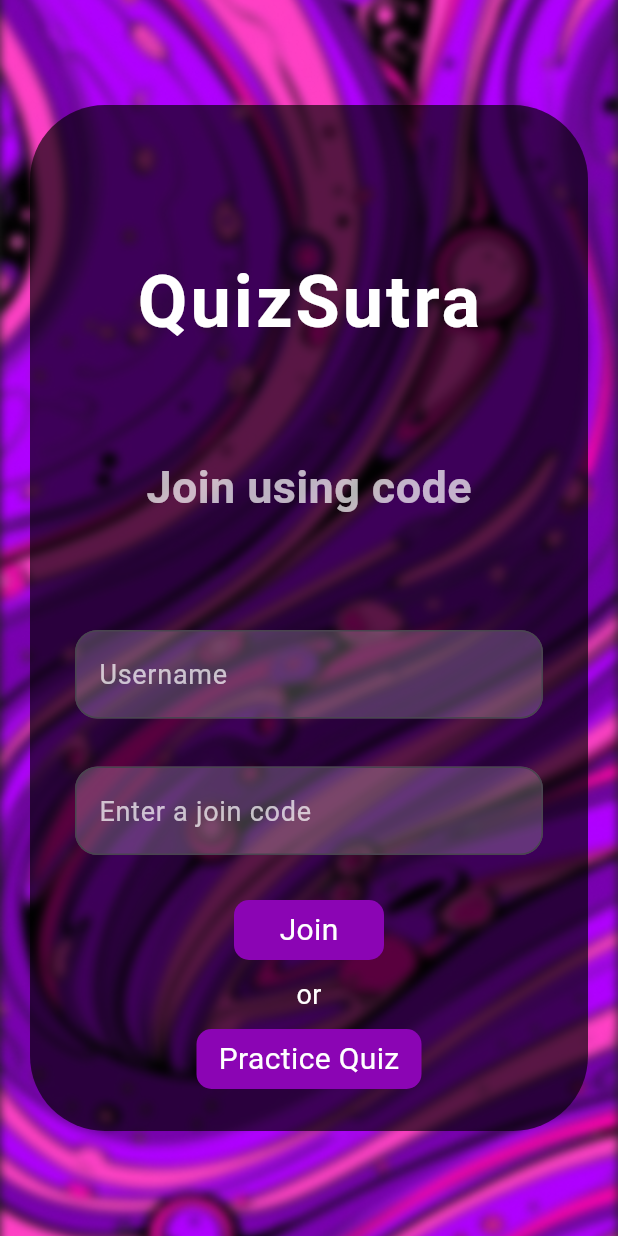
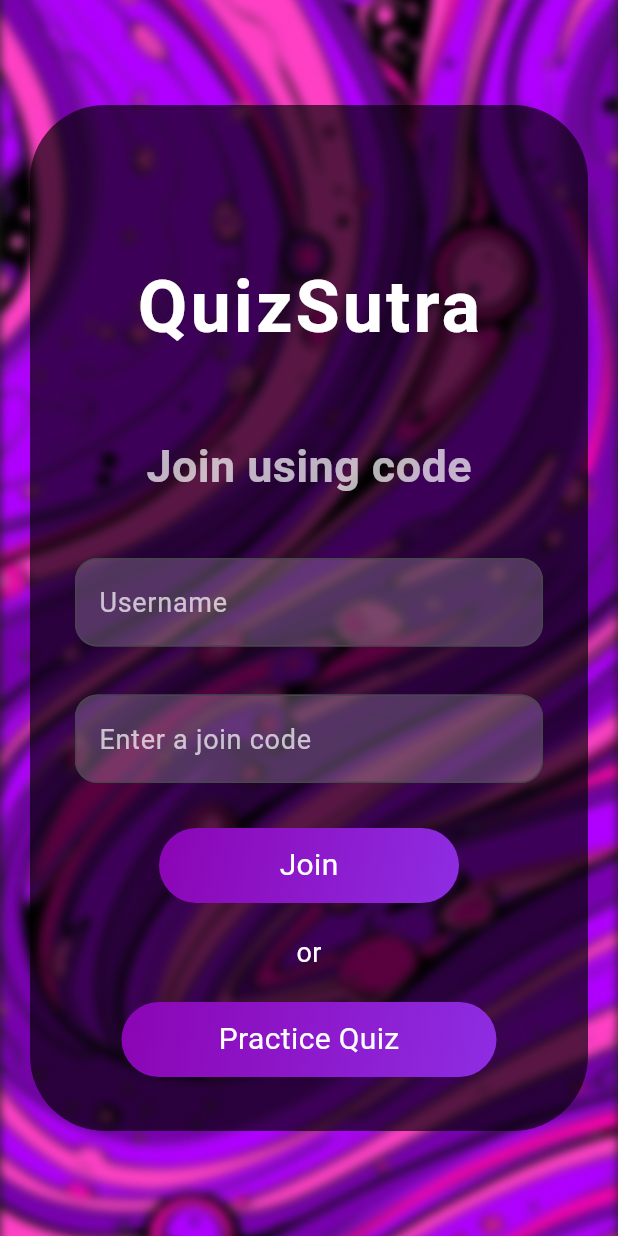
Before and after one commit to alokyadav686/QuizSutra, a Flutter app: the screen it shows after launch, on a phone screen of 412 x 824 dp. Run offline on Flutter 3.47's test engine with Material 3 defaults, Android fonts, the phone set to English and light mode, and no system bars.

Commit message:
sec app modified again

```diff
--- a/lib/ui/quizcode.dart
+++ b/lib/ui/quizcode.dart
@@ -29,13 +29,14 @@ class _QuizcodeState extends State<Quizcode> {
               borderRadius: BorderRadius.circular(50),
             ),
             child: Column(
+              crossAxisAlignment: CrossAxisAlignment.center,
               children: [
                 Padding(
-                  padding: const EdgeInsets.only(top: 97,bottom: 67),
+                  padding: const EdgeInsets.only(top: 100,bottom: 50),
                   child: Text("QuizSutra",style: TextStyle(fontSize: 48,fontWeight: FontWeight.bold,letterSpacing: 2,color: Colors.white),),
                 ),
                 Padding(
-                  padding: const EdgeInsets.only(bottom : 74),
+                  padding: const EdgeInsets.only(bottom : 40),
                   child: Text("Join using code",style: TextStyle(fontSize: 30,fontWeight: FontWeight.w600,color: Colors.white70),),
                 ),
 
@@ -80,25 +81,33 @@ class _QuizcodeState extends State<Quizcode> {
                 SizedBox(height: 30,),
 
                 Container(
-                  width: 100,
-                  height: 40,
+                  width: 200,
+                  height: 50,
                   decoration: BoxDecoration(
-                    color: Color.fromRGBO(139, 5, 180, 1),
-                    borderRadius: BorderRadius.circular(10)
+                    gradient: LinearGradient(
+                        colors: [Color(0xFF8B05B4), Color(0xFF8E2DE2)],
+                        begin: Alignment.topLeft,
+                        end: Alignment.bottomRight,
+                      ),
+                    borderRadius: BorderRadius.circular(25)
                   ),
                   child: Center(child: Text("Join", style: TextStyle(color: Colors.white,fontSize: 20),)),
                 ),
 
-                 SizedBox(height: 10,),
+                 SizedBox(height: 20,),
                  Text("or",style: TextStyle(fontSize: 18,color: Colors.white),),
-                 SizedBox(height: 10,),
+                 SizedBox(height: 20,),
 
                 Container(
-                  width: 150,
-                  height: 40,
+                  width: 250,
+                  height: 50,
                   decoration: BoxDecoration(
-                    color: Color.fromRGBO(139, 5, 180, 1),
-                    borderRadius: BorderRadius.circular(10)
+                    gradient: LinearGradient(
+                        colors: [Color(0xFF8B05B4), Color(0xFF8E2DE2)],
+                        begin: Alignment.topLeft,
+                        end: Alignment.bottomRight,
+                      ),
+                    borderRadius: BorderRadius.circular(25)
                   ),
                   child: Center(child: Text("Practice Quiz", style: TextStyle(color: Colors.white,fontSize: 20),)),
                 ),
```
